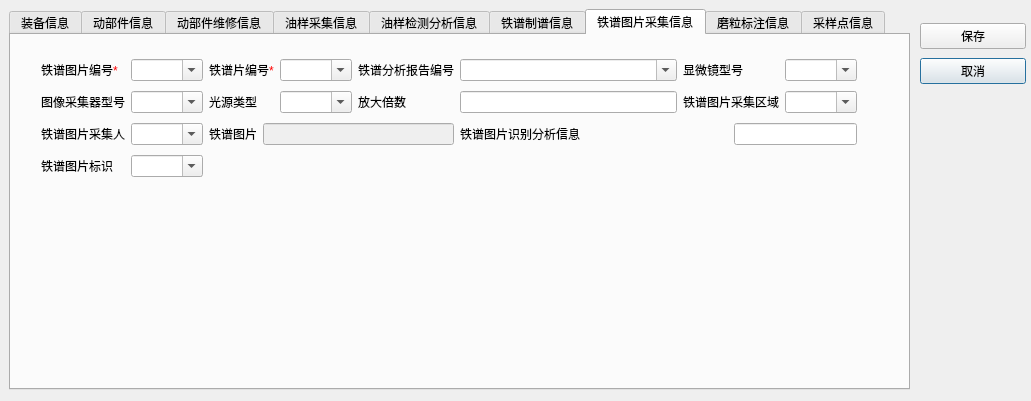
This is imageproperties.ui in WooodHead/labelling3 as Qt 5 draws it before an edit. The edited form follows.
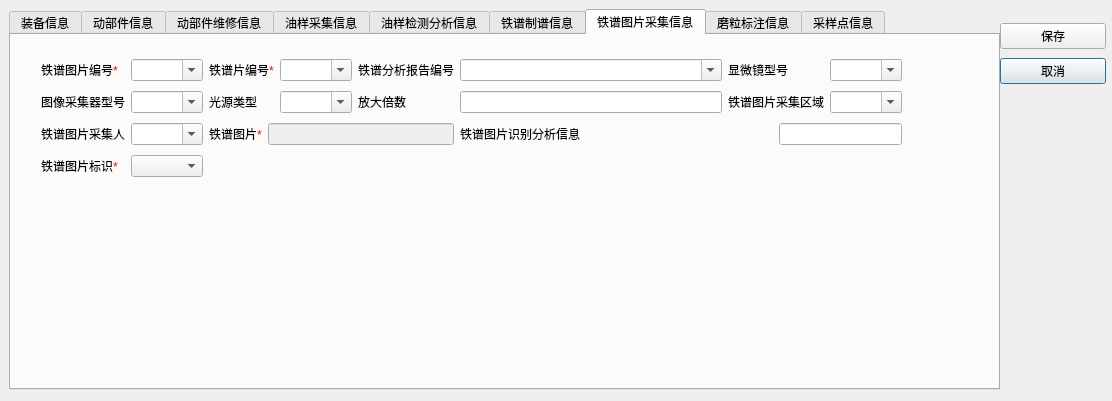
This is the edited form. The open tabs and pages were chosen to show the change.

```diff
--- a/imageproperties.ui
+++ b/imageproperties.ui
@@ -6,7 +6,7 @@
    <rect>
     <x>0</x>
     <y>0</y>
-    <width>1031</width>
+    <width>1112</width>
     <height>401</height>
    </rect>
   </property>
@@ -18,7 +18,7 @@
     <rect>
      <x>9</x>
      <y>9</y>
-     <width>901</width>
+     <width>991</width>
      <height>381</height>
     </rect>
    </property>
@@ -1127,7 +1127,7 @@
       <rect>
        <x>30</x>
        <y>20</y>
-       <width>816</width>
+       <width>861</width>
        <height>128</height>
       </rect>
      </property>
@@ -1254,7 +1254,7 @@
       <item row="2" column="2">
        <widget class="QLabel" name="label_61">
         <property name="text">
-         <string>铁谱图片</string>
+         <string>&lt;html&gt;&lt;head/&gt;&lt;body&gt;&lt;p&gt;铁谱图片&lt;span style=&quot; color:#ff0000;&quot;&gt;*&lt;/span&gt;&lt;/p&gt;&lt;/body&gt;&lt;/html&gt;</string>
         </property>
        </widget>
       </item>
@@ -1271,14 +1271,17 @@
       <item row="3" column="0">
        <widget class="QLabel" name="label_63">
         <property name="text">
-         <string>铁谱图片标识</string>
+         <string>&lt;html&gt;&lt;head/&gt;&lt;body&gt;&lt;p&gt;铁谱图片标识&lt;span style=&quot; color:#ff0000;&quot;&gt;*&lt;/span&gt;&lt;/p&gt;&lt;/body&gt;&lt;/html&gt;</string>
         </property>
        </widget>
       </item>
       <item row="3" column="1">
        <widget class="QComboBox" name="_comboBoxMentalSampleImageTag">
         <property name="editable">
-         <bool>true</bool>
+         <bool>false</bool>
+        </property>
+        <property name="currentIndex">
+         <number>-1</number>
         </property>
        </widget>
       </item>
@@ -1654,10 +1657,10 @@
     </widget>
    </widget>
   </widget>
-  <widget class="QWidget" name="">
+  <widget class="QWidget" name="layoutWidget">
    <property name="geometry">
     <rect>
-     <x>920</x>
+     <x>1000</x>
      <y>20</y>
      <width>106</width>
      <height>68</height>
```
Left out of the diff: 16 changed lines with no effect on the pictures.
